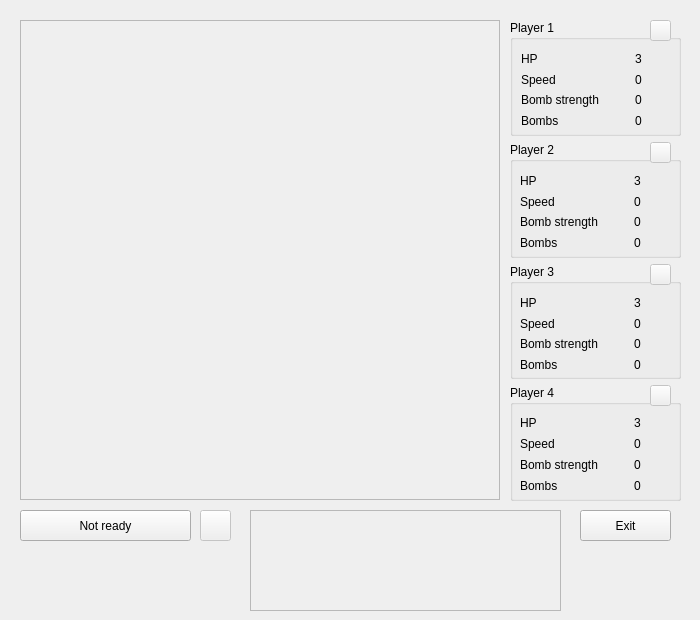
Before: the Qt Designer form Game/skproject/game.ui in HelenaMaslowska/bombs-online, drawn with Qt 5.
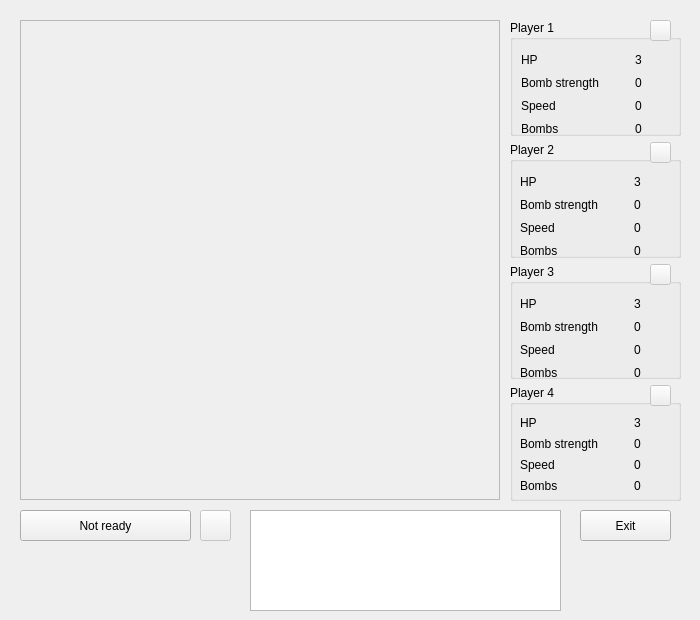
After: the same form once the commit is applied.

```diff
--- a/Game/skproject/game.ui
+++ b/Game/skproject/game.ui
@@ -40,7 +40,7 @@
          <x>11</x>
          <y>29</y>
          <width>151</width>
-         <height>81</height>
+         <height>90</height>
         </rect>
        </property>
        <layout class="QHBoxLayout" name="p1" stretch="6,2">
@@ -65,14 +65,14 @@
           <item>
            <widget class="QLabel" name="label_3">
             <property name="text">
-             <string>Speed</string>
+             <string>Bomb strength</string>
             </property>
            </widget>
           </item>
           <item>
            <widget class="QLabel" name="label_2">
             <property name="text">
-             <string>Bomb strength</string>
+             <string>Speed</string>
             </property>
            </widget>
           </item>
@@ -148,7 +148,7 @@
          <x>10</x>
          <y>29</y>
          <width>151</width>
-         <height>81</height>
+         <height>90</height>
         </rect>
        </property>
        <layout class="QHBoxLayout" name="p1_2" stretch="6,2">
@@ -173,14 +173,14 @@
           <item>
            <widget class="QLabel" name="label_5">
             <property name="text">
-             <string>Speed</string>
+             <string>Bomb strength</string>
             </property>
            </widget>
           </item>
           <item>
            <widget class="QLabel" name="label_6">
             <property name="text">
-             <string>Bomb strength</string>
+             <string>Speed</string>
             </property>
            </widget>
           </item>
@@ -256,7 +256,7 @@
          <x>10</x>
          <y>29</y>
          <width>151</width>
-         <height>81</height>
+         <height>90</height>
         </rect>
        </property>
        <layout class="QHBoxLayout" name="p1_3" stretch="6,2">
@@ -281,14 +281,14 @@
           <item>
            <widget class="QLabel" name="label_9">
             <property name="text">
-             <string>Speed</string>
+             <string>Bomb strength</string>
             </property>
            </widget>
           </item>
           <item>
            <widget class="QLabel" name="label_10">
             <property name="text">
-             <string>Bomb strength</string>
+             <string>Speed</string>
             </property>
            </widget>
           </item>
@@ -392,14 +392,14 @@
           <item>
            <widget class="QLabel" name="label_13">
             <property name="text">
-             <string>Speed</string>
+             <string>Bomb strength</string>
             </property>
            </widget>
           </item>
           <item>
            <widget class="QLabel" name="label_14">
             <property name="text">
-             <string>Bomb strength</string>
+             <string>Speed</string>
             </property>
            </widget>
           </item>
@@ -541,7 +541,7 @@
   </widget>
   <widget class="QTextEdit" name="console">
    <property name="enabled">
-    <bool>false</bool>
+    <bool>true</bool>
    </property>
    <property name="geometry">
     <rect>
```
